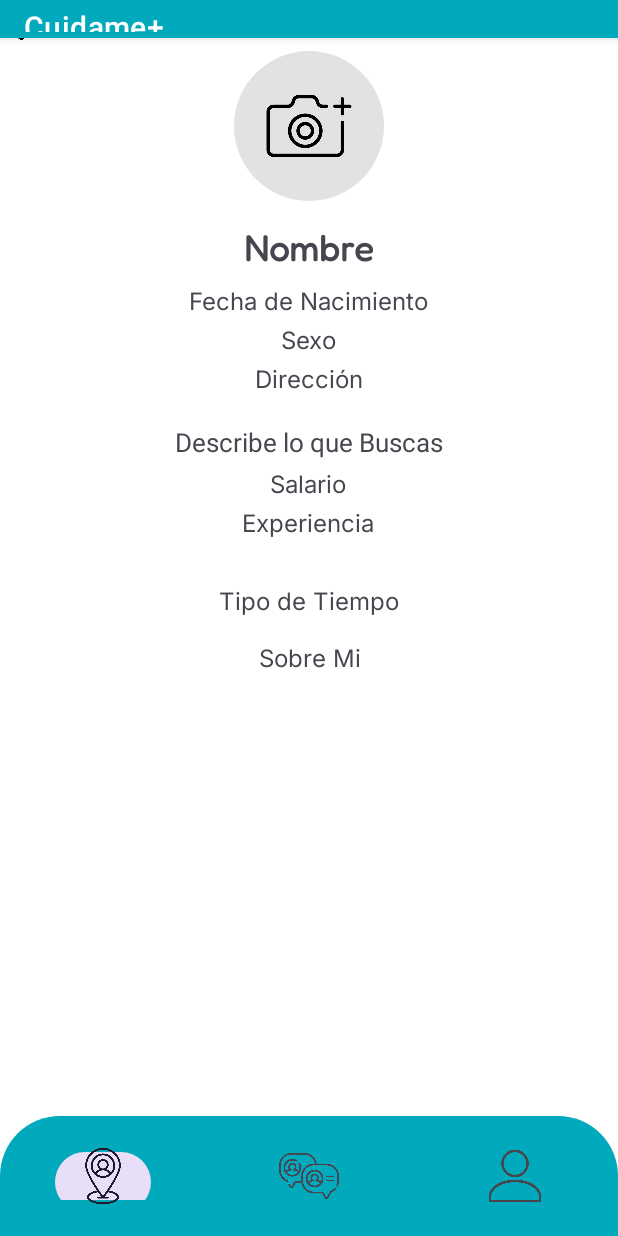
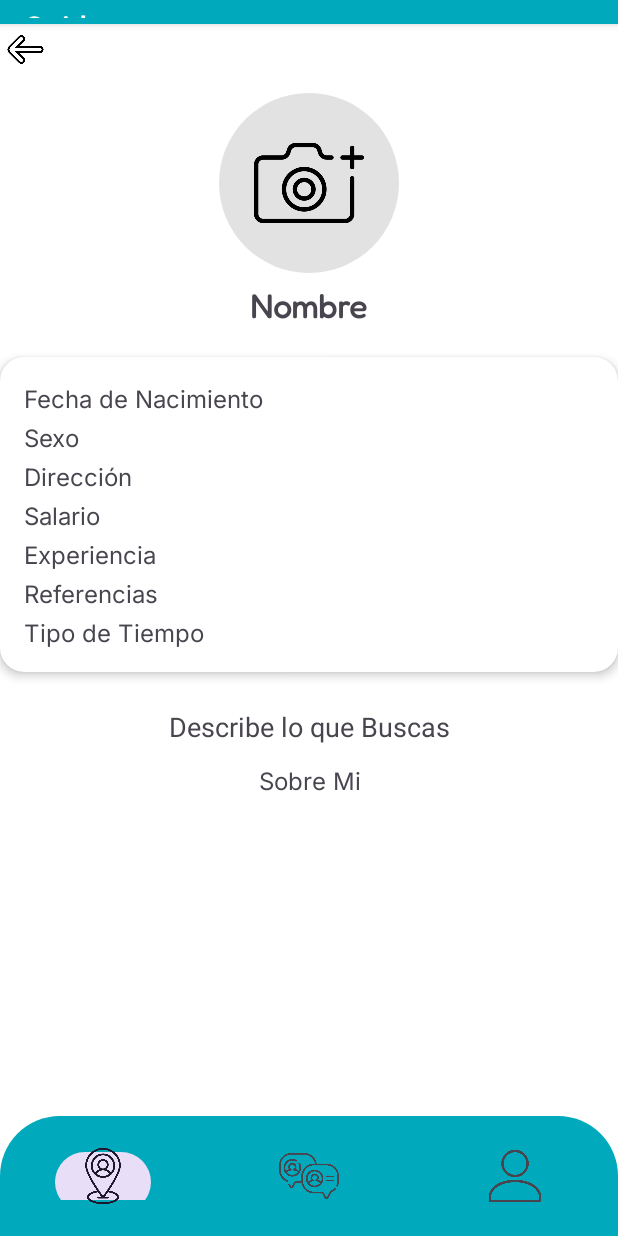
Before and after one commit to Esteff03/CuidameMas, an Android app: the PerfilPublico screen opened directly, with no data from a screen before it, on a phone screen of 412 x 824 dp. Run offline under Robolectric (Android 15) with nearby library versions, the phone set to English and light mode, and no system bars; Roboto replaces fonts that are not available here.

Commit message:
Creacion de chat falta cosas por agregar y poner en la base de datos pero la estructura ya esta, falta las comunicaciones y guardar los mensajes. Se modifico el perfil publico para que se vea bien a simple vista.

```diff
--- a/app/src/main/AndroidManifest.xml
+++ b/app/src/main/AndroidManifest.xml
@@ -12,6 +12,12 @@
         android:supportsRtl="true"
         android:theme="@style/Theme.Cuidame"
         tools:targetApi="31">
+        <activity
+            android:name=".Chat"
+            android:exported="true" />
+        <activity
+            android:name=".Contacto"
+            android:exported="true" />
         <activity
             android:name=".PerfilPublico"
             android:exported="true" />
--- a/app/src/main/res/layout/activity_perfil_publico.xml
+++ b/app/src/main/res/layout/activity_perfil_publico.xml
@@ -4,21 +4,24 @@
     xmlns:tools="http://schemas.android.com/tools"
     android:layout_width="match_parent"
     android:layout_height="match_parent"
-    android:background="@color/blanco"
-    >
+    android:background="@color/blanco">
 
     <androidx.appcompat.widget.Toolbar
         android:id="@+id/miToolbar"
         android:layout_width="match_parent"
-        android:layout_height="25dp"
+        android:layout_height="16dp"
         android:background="@color/principal"
         android:elevation="4dp"
+        app:titleTextColor="@android:color/white"
         tools:ignore="MissingConstraints" />
+
     <ScrollView
+        android:id="@+id/main"
         android:layout_width="match_parent"
-        android:layout_height="match_parent"
-        android:background="@color/blanco"
-        android:id="@+id/main"
+        android:layout_height="0dp"
+        android:layout_marginBottom="60dp"
+        app:layout_constraintTop_toBottomOf="@id/miToolbar"
+        app:layout_constraintBottom_toTopOf="@id/bottom_navigation"
         android:padding="16dp">
 
         <LinearLayout
@@ -27,23 +30,21 @@
             android:orientation="vertical"
             android:gravity="center_horizontal">
 
-
             <ImageView
                 android:id="@+id/btnAtras"
                 android:layout_width="34dp"
                 android:layout_height="34dp"
-                android:contentDescription="@string/miCuenta"
                 android:src="@drawable/flecha"
                 android:layout_gravity="start"
-                android:onClick="atras"/>
-
-
+                android:contentDescription="@string/miCuenta"
+                android:onClick="atras" />
 
             <ImageView
                 android:id="@+id/imgPerfil"
-                android:layout_width="100dp"
-                android:layout_height="100dp"
-                android:layout_marginBottom="16dp"
+                android:layout_width="120dp"
+                android:layout_height="120dp"
+                android:layout_marginTop="12dp"
+                android:layout_marginBottom="8dp"
                 android:src="@drawable/camara"
                 android:background="@drawable/forma_circulo"
                 android:padding="16dp"
@@ -54,80 +55,91 @@
                 android:layout_width="wrap_content"
                 android:layout_height="wrap_content"
                 android:text="@string/nombre"
-                android:textSize="24sp"
+                android:textSize="22sp"
                 android:textStyle="bold"
                 android:fontFamily="@font/fredoka"
-                android:layout_marginBottom="8dp" />
+                android:layout_marginBottom="12dp" />
 
-            <TextView
-                android:id="@+id/txtFechaNacimiento"
+            <androidx.cardview.widget.CardView
+                android:layout_width="match_parent"
+                android:layout_height="wrap_content"
+                android:layout_marginTop="8dp"
+                android:layout_marginBottom="16dp"
+                app:cardCornerRadius="16dp"
+                app:cardElevation="4dp">
+
+                <LinearLayout
+                    android:layout_width="match_parent"
+                    android:layout_height="wrap_content"
+                    android:orientation="vertical"
+                    android:padding="16dp">
+
+                    <TextView android:id="@+id/txtFechaNacimiento"
                         android:layout_width="wrap_content"
                         android:layout_height="wrap_content"
                         android:text="@string/fechaNacimiento"
                         android:textSize="16sp"
                         android:fontFamily="@font/inter" />
 
-            <TextView
-                android:id="@+id/txtSexo"
+                    <TextView android:id="@+id/txtSexo"
                         android:layout_width="wrap_content"
                         android:layout_height="wrap_content"
                         android:text="@string/sexo"
+                        android:layout_marginTop="4dp"
                         android:textSize="16sp"
-                android:layout_marginTop="4dp"
                         android:fontFamily="@font/inter" />
 
-            <TextView
-                android:id="@+id/txtDireccion"
+                    <TextView android:id="@+id/txtDireccion"
                         android:layout_width="wrap_content"
                         android:layout_height="wrap_content"
                         android:text="@string/direccion"
+                        android:layout_marginTop="4dp"
                         android:textSize="16sp"
+                        android:fontFamily="@font/inter" />
+
+                    <TextView android:id="@+id/txtSalario"
+                        android:layout_width="wrap_content"
+                        android:layout_height="wrap_content"
+                        android:text="@string/salario"
                         android:layout_marginTop="4dp"
+                        android:textSize="16sp"
                         android:fontFamily="@font/inter" />
+
+                    <TextView android:id="@+id/txtExperiencia"
+                        android:layout_width="wrap_content"
+                        android:layout_height="wrap_content"
+                        android:text="@string/experiencia"
+                        android:layout_marginTop="4dp"
+                        android:textSize="16sp"
+                        android:fontFamily="@font/inter" />
+
+                    <TextView android:id="@+id/txtReferencia"
+                        android:layout_width="wrap_content"
+                        android:layout_height="wrap_content"
+                        android:text="@string/referencia"
+                        android:layout_marginTop="4dp"
+                        android:textSize="16sp"
+                        android:fontFamily="@font/inter" />
+
+                    <TextView android:id="@+id/txtTipoTiempo"
+                        android:layout_width="wrap_content"
+                        android:layout_height="wrap_content"
+                        android:text="@string/TipoDeTiempo"
+                        android:layout_marginTop="4dp"
+                        android:textSize="16sp"
+                        android:fontFamily="@font/inter" />
+
+                </LinearLayout>
+            </androidx.cardview.widget.CardView>
 
             <TextView
                 android:layout_width="match_parent"
                 android:layout_height="wrap_content"
-                android:layout_marginTop="20dp"
+                android:layout_marginTop="8dp"
                 android:fontFamily="@font/inter_semibold"
                 android:text="@string/descripcionB"
                 android:textAlignment="center"
-                android:textSize="17sp" />
-
-            <TextView
-                android:id="@+id/txtSalario"
-                android:layout_width="wrap_content"
-                android:layout_height="wrap_content"
-                android:text="@string/salario"
-                android:textSize="16sp"
-                android:layout_marginTop="4dp"
-                android:fontFamily="@font/inter" />
-
-            <TextView
-                android:id="@+id/txtExperiencia"
-                android:layout_width="wrap_content"
-                android:layout_height="wrap_content"
-                android:text="@string/experiencia"
-                android:textSize="16sp"
-                android:layout_marginTop="4dp"
-                android:fontFamily="@font/inter" />
-
-            <TextView
-                android:id="@+id/txtReferencia"
-                android:layout_width="wrap_content"
-                android:layout_height="wrap_content"
-                android:textSize="16sp"
-                android:layout_marginTop="4dp"
-                android:fontFamily="@font/inter" />
-
-            <TextView
-                android:id="@+id/txtTipoTiempo"
-                android:layout_width="wrap_content"
-                android:layout_height="wrap_content"
-                android:text="@string/TipoDeTiempo"
-                android:textSize="16sp"
-                android:layout_marginTop="4dp"
-                android:fontFamily="@font/inter" />
+                android:textSize="18sp" />
 
             <TextView
                 android:id="@+id/txtSobreMi"
@@ -135,15 +147,16 @@
                 android:layout_height="wrap_content"
                 android:text="@string/SobreMi"
                 android:textSize="16sp"
-                android:layout_marginTop="16dp"
+                android:layout_marginTop="12dp"
                 android:fontFamily="@font/inter"
                 android:textAlignment="center" />
 
         </LinearLayout>
     </ScrollView>
+
     <com.google.android.material.bottomnavigation.BottomNavigationView
         android:id="@+id/bottom_navigation"
-        android:layout_width="match_parent"
+        android:layout_width="0dp"
         android:layout_height="wrap_content"
         android:background="@drawable/menu_dibujo"
         app:layout_constraintBottom_toBottomOf="parent"
@@ -151,7 +164,6 @@
         app:layout_constraintEnd_toEndOf="parent"
         app:menu="@menu/nav_menu"
         app:labelVisibilityMode="unlabeled"
-        app:itemIconSize="40dp"
-        />
+        app:itemIconSize="40dp" />
 
 </androidx.constraintlayout.widget.ConstraintLayout>
--- a/app/src/main/res/values/colors.xml
+++ b/app/src/main/res/values/colors.xml
@@ -8,5 +8,6 @@
     <color name="crema">#D9D9D9</color>
     <color name="negro">#FF000000</color>
     <color name="gris">#BFD9D9D9</color>
+    <color name="texto">#BF141212</color>
 
 </resources>
--- a/app/src/main/res/values/strings.xml
+++ b/app/src/main/res/values/strings.xml
@@ -37,5 +37,6 @@
     <string name="perfil">Perfil</string>
     <string name="mapa">Mapa</string>
     <string name="guardar">Guardar</string>
-
+    <string name="chatTitulo">CHAT</string>
+    <string name="mensaje">Mensaje</string>
 </resources>
```
Also changed, not shown: app/src/main/java/com/synunezcamacho/cuidame/Chat.java (added, +76 -0 lines), app/src/main/java/com/synunezcamacho/cuidame/Contacto.java (added, +39 -0 lines), app/src/main/java/com/synunezcamacho/cuidame/ContactoAdapter.java (added, +67 -0 lines), app/src/main/java/com/synunezcamacho/cuidame/ContactoPreview.java (added, +30 -0 lines), app/src/main/java/com/synunezcamacho/cuidame/Mensaje.java (added, +49 -0 lines), app/src/main/java/com/synunezcamacho/cuidame/MensajeAdapter.java (added, +48 -0 lines), app/src/main/res/layout/activity_chat.xml (added, +101 -0 lines), app/src/main/res/layout/activity_contacto.xml (added, +45 -0 lines), app/src/main/res/layout/item_contacto.xml (added, +65 -0 lines), app/src/main/res/layout/item_mensaje.xml (added, +26 -0 lines), app/src/main/res/drawable/enviar.png (added), app/src/main/res/drawable/menu.png (added). Lines whose indentation alone changed are shown as unchanged.
